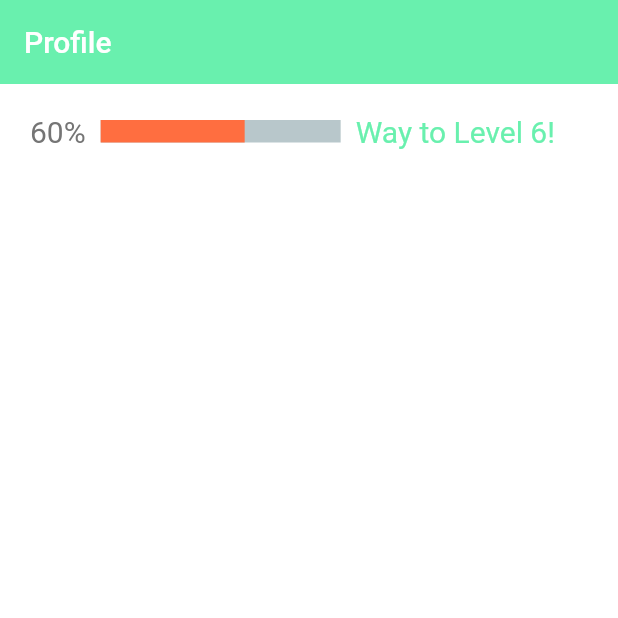
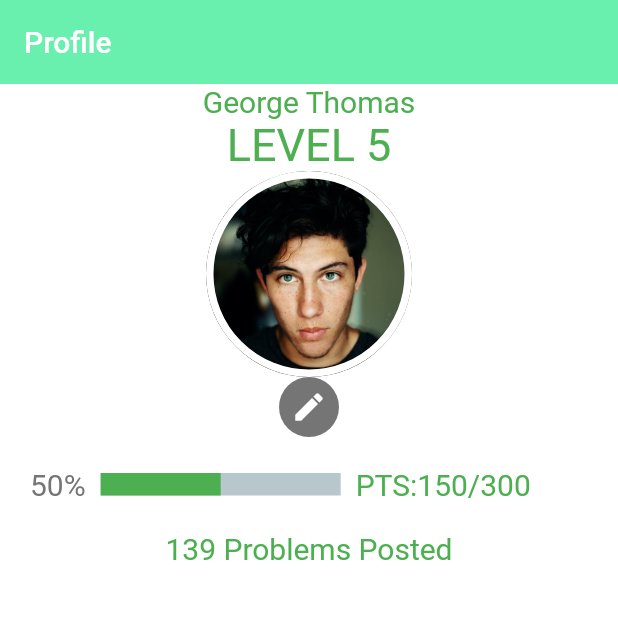
Before and after one commit to jaydip-pawar/Clean_Me-User_App, a Flutter app: the ProfilePage screen opened directly, on a phone screen of 412 x 824 dp, the top half of it. Run offline on Flutter 3.47's test engine with Material 2 defaults, Android fonts, the phone set to English and light mode, and no system bars; drawn by our look-alikes of percent_indicator; our stand-ins replace cloud_firestore, firebase_auth, firebase_core, google_sign_in; accounts and stored records are empty.

Commit message:
Profile Update 3
added Image/Lvl/PS

```diff
--- a/lib/screens/home/sub_screens/ProfilePage.dart
+++ b/lib/screens/home/sub_screens/ProfilePage.dart
@@ -3,38 +3,88 @@ import 'package:flutter/widgets.dart';
 import 'package:percent_indicator/circular_percent_indicator.dart';
 import 'dart:math' as math;
 import 'package:percent_indicator/linear_percent_indicator.dart';
-class ProfilePage extends StatelessWidget{
+
+class ProfilePage extends StatelessWidget {
   @override
   Widget build(BuildContext context) {
     return Scaffold(
       appBar: AppBar(
-          title:const Text("Profile"),
-          backgroundColor: Colors.greenAccent
-      ),
+          title: const Text("Profile"), backgroundColor: Colors.greenAccent),
       body: Column(
         children: [
-
-
+          Column(
+            mainAxisAlignment: MainAxisAlignment.spaceEvenly,
+            children: const [
+              Text(
+                "George Thomas",
+                style: TextStyle(fontSize: 20, color: Colors.green),
+              ),
+            ],
+          ),
+          Column(
+            children: const [
+              Text(
+                'LEVEL 5',
+                style: TextStyle(fontSize: 30, color: Colors.green),
+              ),
+            ],
+          ),
 
           Container(
-            padding: EdgeInsets.all(20) ,
+            padding: EdgeInsets.all(10.0),
+            width: MediaQuery.of(context).size.width / 3,
+            height: MediaQuery.of(context).size.width / 3,
+            decoration: BoxDecoration(
+              border: Border.all(color: Colors.white, width: 5),
+              shape: BoxShape.circle,
+              color: Colors.white,
+              image: const DecorationImage(
+                fit: BoxFit.cover,
+                image: AssetImage('assets/images/cool.jpg'),
+              ),
+            ),
+          ),
+          Padding(
+            padding: const EdgeInsets.only(),
+            child: CircleAvatar(
+              backgroundColor: Colors.black54,
+              child: IconButton(
+                icon: const Icon(
+                  Icons.edit,
+                  color: Colors.white,
+                ),
+                onPressed: () {},
+              ),
+            ),
+          ),
+
+          Container(
+              padding: EdgeInsets.all(20),
               child: LinearPercentIndicator(
                 width: 180.0,
                 //lineWidth: 15.0,
                 lineHeight: 15,
-                percent: 60/100,
+                percent: 50 / 100,
                 animation: true,
                 animationDuration: 2000,
-                leading: const Text("60%",style: TextStyle(fontSize: 20
-                ),),
-                trailing: const Text("Way to Level 6!",style: TextStyle(fontSize: 20,color:
-                Colors.greenAccent),),
-                progressColor: Colors.deepOrangeAccent,
-
-              )
-
-          )
-
+                leading: const Text(
+                  "50%",
+                  style: TextStyle(fontSize: 20),
+                ),
+                trailing: const Text(
+                  "PTS:150/300",
+                  style: TextStyle(fontSize: 20, color: Colors.green),
+                ),
+                progressColor: Colors.green,
+              )),
+          Column(
+            children: const [
+              Text(
+                '139 Problems Posted',
+                style: TextStyle(fontSize: 20, color: Colors.green),
+              ),
+            ],
+          ),
 
 
 
@@ -43,36 +93,3 @@ class ProfilePage extends StatelessWidget{
     );
   }
 }
-
-//Costom CLipper class with Path
-class WaveClipper extends CustomClipper<Path>{
-  @override
-  Path getClip(Size size) {
-    debugPrint(size.width.toString());
-    var path = new Path();
-    path.lineTo(0, size.height); //start path with this if you are making at bottom
-    var firstStart = Offset(size.width / 5, size.height);
-    //fist point of quadratic bezier curve
-    var firstEnd = Offset(size.width / 2.25, size.height - 50.0);
-    //second point of quadratic bezier curve
-    path.quadraticBezierTo(firstStart.dx, firstStart.dy,
-        firstEnd.dx, firstEnd.dy);
-
-    var secondStart = Offset(size.width - (size.width / 3.24),
-        size.height - 105);
-    //third point of quadratic bezier curve
-    var secondEnd = Offset(size.width, size.height - 10);
-    //fourth point of quadratic bezier curve
-    path.quadraticBezierTo(secondStart.dx, secondStart.dy,
-        secondEnd.dx, secondEnd.dy);
-    path.lineTo(size.width, 0); //end with this path if you are making wave at bottom
-    path.close();
-    return path;
-  }
-
-  @override
-  bool shouldReclip(CustomClipper<Path> oldClipper) {
-    return false; //if new instance have different instance than old instance
-    //then you must return true;
-  }
-}
```
